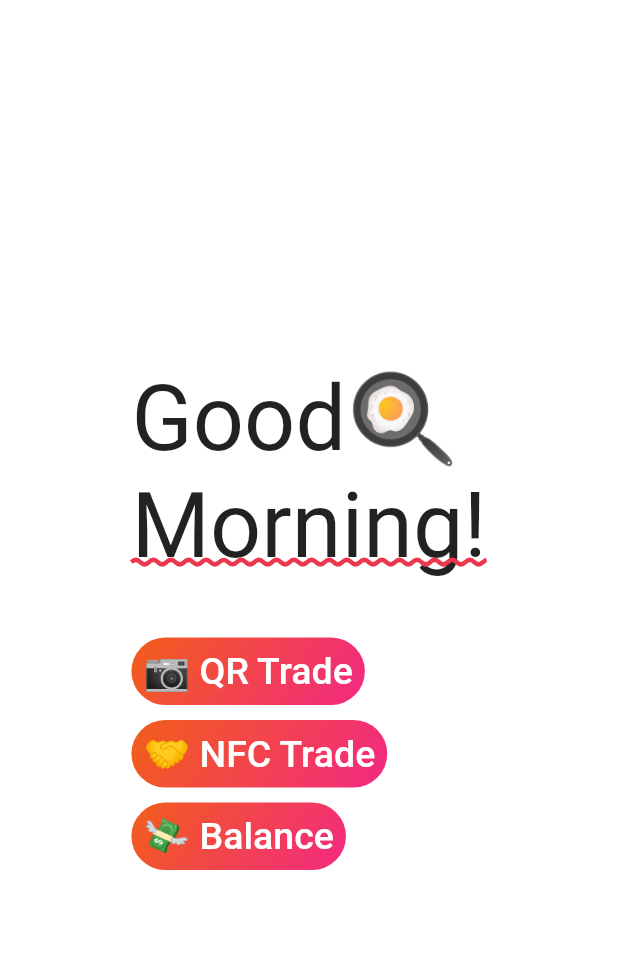
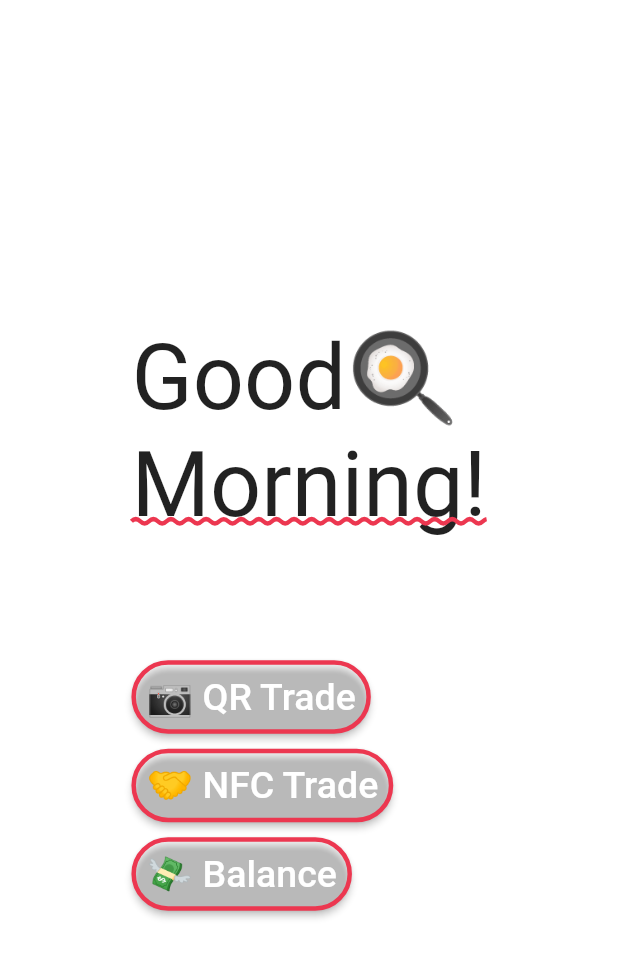
Before and after one commit to gleich/Hack-Club-GP, a Flutter app: the screen it shows after launch, on a phone screen of 412 x 824 dp. Shown: the top 958 px of the screen. Run offline on Flutter 3.47's test engine with Material 2 defaults, Android fonts, the phone set to English and light mode, and no system bars; our stand-ins replace flutter_staggered_animations.

Commit message:
💄 Change button theme design
Signed-off-by: Matthew Gleich <matthewgleich@gmail.com>

```diff
--- a/lib/routes/home/home.dart
+++ b/lib/routes/home/home.dart
@@ -15,8 +15,8 @@ class HomeRoute extends StatelessWidget {
           mainAxisAlignment: MainAxisAlignment.center,
           children: <Widget>[
             Greeting(),
-            const SizedBox(
-              height: 40,
+            SizedBox(
+              height: MediaQuery.of(context).size.height * 0.1,
             ),
             PageButtons(),
           ],
--- a/lib/widgets/buttons.dart
+++ b/lib/widgets/buttons.dart
@@ -14,25 +14,21 @@ class HackClubButton extends StatelessWidget {
 
   @override
   Widget build(BuildContext context) {
-    return GestureDetector(
-      onTap: onPressed,
-      child: Padding(
-        padding: padding ?? EdgeInsets.all(0),
-        child: Container(
-          child: Padding(
-            padding: const EdgeInsets.all(8.0),
-            child: child,
-          ),
-          decoration: BoxDecoration(
-            borderRadius: BorderRadius.circular(30),
-            gradient: LinearGradient(
-              begin: Alignment(-1.0, -2.0),
-              end: Alignment(1.0, 2.0),
-              colors: <Color>[
-                Color.fromRGBO(242, 98, 18, 1),
-                Color.fromRGBO(242, 37, 138, 1)
-              ],
-            ),
+    return Padding(
+      padding: padding ?? EdgeInsets.all(0),
+      child: RaisedButton(
+        onPressed: onPressed,
+        color: Colors.transparent,
+        padding: const EdgeInsets.symmetric(
+          vertical: 10,
+          horizontal: 10,
+        ),
+        child: child,
+        shape: RoundedRectangleBorder(
+          borderRadius: BorderRadius.circular(30),
+          side: BorderSide(
+            color: Theme.of(context).primaryColor,
+            width: 3,
           ),
         ),
       ),
```
